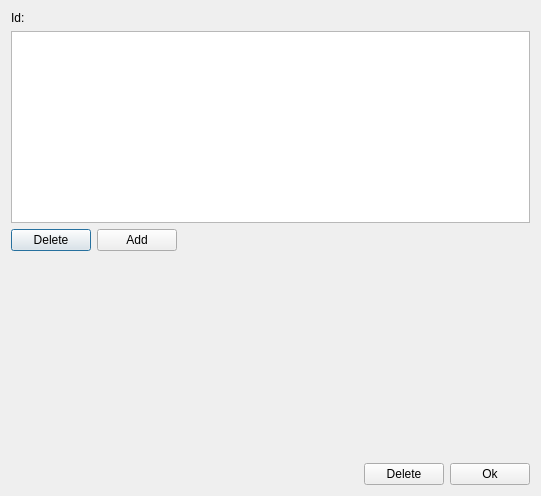
Qt form leveldesigner/WayPointEditor.ui (lunatik-210/codefest2013) before a commit.
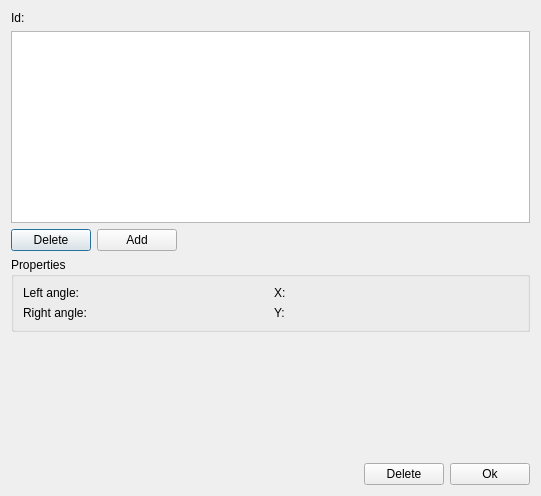
The same form after that commit.

Commit message: added some additional info to way point editor dialog

Diff of the .ui file:
```diff
--- a/leveldesigner/WayPointEditor.ui
+++ b/leveldesigner/WayPointEditor.ui
@@ -59,6 +59,57 @@
      </item>
     </layout>
    </item>
+   <item>
+    <widget class="QGroupBox" name="groupBox">
+     <property name="minimumSize">
+      <size>
+       <width>0</width>
+       <height>0</height>
+      </size>
+     </property>
+     <property name="title">
+      <string>Properties</string>
+     </property>
+     <layout class="QHBoxLayout" name="horizontalLayout_3">
+      <item>
+       <layout class="QVBoxLayout" name="verticalLayout_3">
+        <item>
+         <widget class="QLabel" name="langle">
+          <property name="text">
+           <string>Left angle:</string>
+          </property>
+         </widget>
+        </item>
+        <item>
+         <widget class="QLabel" name="rangle">
+          <property name="text">
+           <string>Right angle:</string>
+          </property>
+         </widget>
+        </item>
+       </layout>
+      </item>
+      <item>
+       <layout class="QVBoxLayout" name="verticalLayout_4">
+        <item>
+         <widget class="QLabel" name="x">
+          <property name="text">
+           <string>X:</string>
+          </property>
+         </widget>
+        </item>
+        <item>
+         <widget class="QLabel" name="y">
+          <property name="text">
+           <string>Y:</string>
+          </property>
+         </widget>
+        </item>
+       </layout>
+      </item>
+     </layout>
+    </widget>
+   </item>
    <item>
     <spacer name="verticalSpacer">
      <property name="orientation">
```
Left out of the diff: 2 changed lines with no effect on the pictures. The commit also changes 2 other files.
